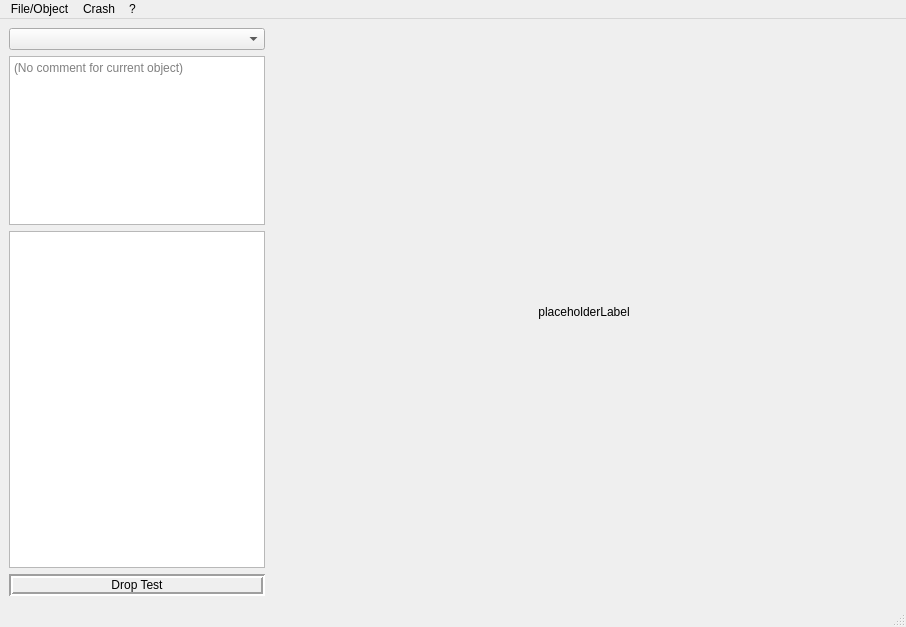
Before: the Qt Designer form src/gui/EditorWindow.ui in xushengj/PrepPipe, drawn with Qt 5.
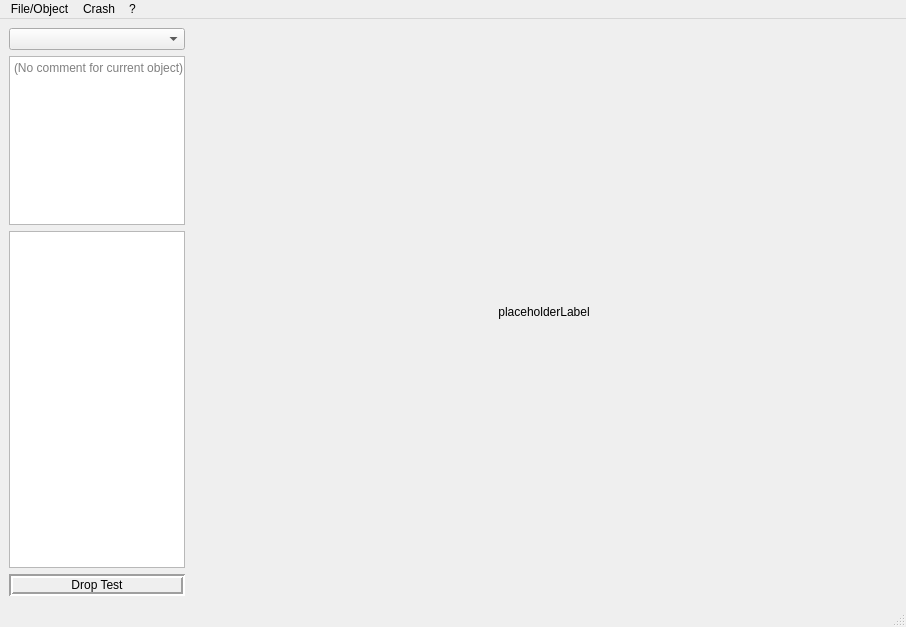
After: the same form once the commit is applied. Custom widgets are drawn as their Qt base class.

What changed in the file:
```diff
--- a/src/gui/EditorWindow.ui
+++ b/src/gui/EditorWindow.ui
@@ -14,7 +14,7 @@
    <string>EditorWindow</string>
   </property>
   <widget class="QWidget" name="centralwidget">
-   <layout class="QHBoxLayout" name="horizontalLayout" stretch="0,1">
+   <layout class="QHBoxLayout" name="horizontalLayout" stretch="1,4">
     <item>
      <layout class="QVBoxLayout" name="verticalLayout" stretch="0,1,2,0">
       <item>
```
Left out of the diff: 6 changed lines with no effect on the pictures.
